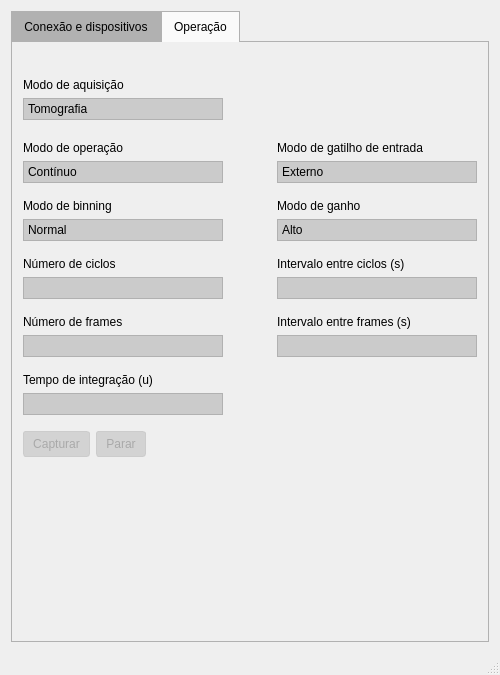
The window that QtGui/QtGui.ui (matheusssilva991/demo-api-sdk) describes before a commit, drawn with Qt 5.
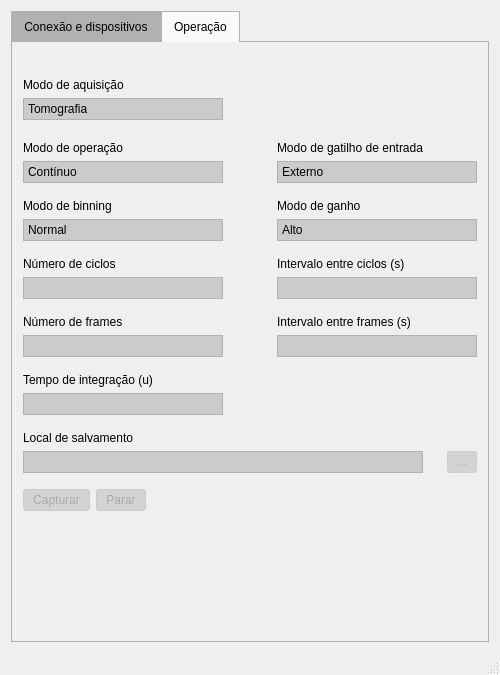
The same window after the commit. Icons and pictures are not drawn.

Commit message: feat: add file select input

```diff
--- a/QtGui/QtGui.ui
+++ b/QtGui/QtGui.ui
@@ -110,7 +110,7 @@
 }
 
 QPushButton {
-	padding: 5px 9px;
+	padding: 3px 9px;
 	border-radius: 3px;
 	background-color: #888585;
 	color: #FFF;
@@ -746,7 +746,7 @@
        <attribute name="title">
         <string>Operação</string>
        </attribute>
-       <layout class="QVBoxLayout" name="verticalLayout_11">
+       <layout class="QVBoxLayout" name="verticalLayout_23">
         <item>
          <layout class="QHBoxLayout" name="horizontalLayout_9">
           <property name="topMargin">
@@ -1385,6 +1385,72 @@
           </item>
          </layout>
         </item>
+        <item>
+         <layout class="QVBoxLayout" name="verticalLayout_11">
+          <property name="bottomMargin">
+           <number>10</number>
+          </property>
+          <item>
+           <widget class="QLabel" name="deviceFirmwareLabel_8">
+            <property name="text">
+             <string>Local de salvamento</string>
+            </property>
+           </widget>
+          </item>
+          <item>
+           <layout class="QHBoxLayout" name="horizontalLayout_17">
+            <item>
+             <widget class="QLineEdit" name="deviceFirmwareInput_8">
+              <property name="enabled">
+               <bool>false</bool>
+              </property>
+              <property name="sizePolicy">
+               <sizepolicy hsizetype="Preferred" vsizetype="Preferred">
+                <horstretch>0</horstretch>
+                <verstretch>0</verstretch>
+               </sizepolicy>
+              </property>
+              <property name="minimumSize">
+               <size>
+                <width>400</width>
+                <height>0</height>
+               </size>
+              </property>
+              <property name="maximumSize">
+               <size>
+                <width>16777215</width>
+                <height>16777215</height>
+               </size>
+              </property>
+             </widget>
+            </item>
+            <item>
+             <spacer name="horizontalSpacer_16">
+              <property name="orientation">
+               <enum>Qt::Orientation::Horizontal</enum>
+              </property>
+              <property name="sizeHint" stdset="0">
+               <size>
+                <width>13</width>
+                <height>17</height>
+               </size>
+              </property>
+             </spacer>
+            </item>
+            <item>
+             <widget class="QPushButton" name="deviceInfoUpdateBtn_4">
+              <property name="enabled">
+               <bool>false</bool>
+              </property>
+              <property name="text">
+               <string>...</string>
+              </property>
+             </widget>
+            </item>
+           </layout>
+          </item>
+         </layout>
+        </item>
         <item>
          <layout class="QHBoxLayout" name="horizontalLayout_13">
           <property name="bottomMargin">
```
